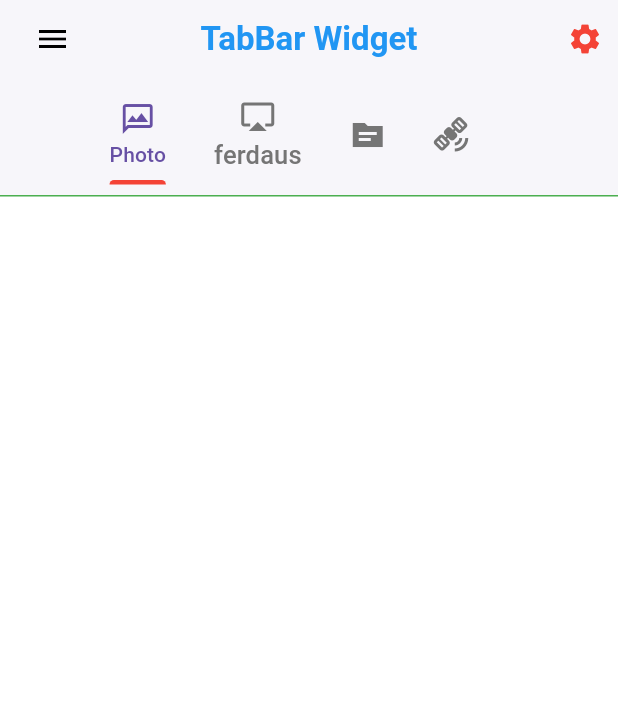
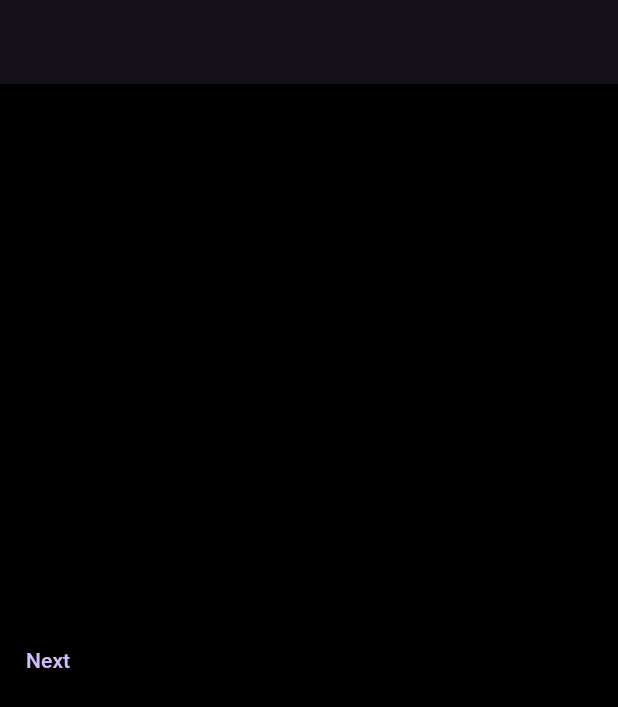
Before and after one commit to Ferdaus0001/Flutter_PIChat, a Flutter app: the screen it shows after launch, on a phone screen of 412 x 824 dp. Shown: the top 707 px of the screen. Run offline on Flutter 3.47's test engine with Material 3 defaults, Android fonts, the phone set to English and light mode, and no system bars; our stand-ins replace get.

Commit message:
this data screen

```diff
--- /dev/null
+++ b/lib/features/thme_data.dart
@@ -0,0 +1,28 @@
+import 'package:flutter/material.dart';
+import 'package:get/get.dart';
+import 'package:get/get_core/src/get_main.dart';
+
+import 'pabe_view_bilder_screen.dart';
+class ThmeDataScreen extends StatefulWidget {
+  const ThmeDataScreen({super.key});
+
+  @override
+  State<ThmeDataScreen> createState() => _ThmeDataScreenState();
+}
+
+class _ThmeDataScreenState extends State<ThmeDataScreen> {
+  @override
+  Widget build(BuildContext context) {
+    return  Scaffold(
+      appBar: AppBar(),
+      body: Column(
+        mainAxisAlignment: MainAxisAlignment.center,
+        children: [
+          TextButton(onPressed: (){
+            Get.to(PabeViewBilderScreen());
+          }, child: Text('Next'))
+        ],
+      ),
+    );
+  }
+}
--- a/lib/main.dart
+++ b/lib/main.dart
@@ -1,7 +1,9 @@
 import 'package:flutter/material.dart';
+import 'package:get/get.dart';
 
 import 'features/home/presentation/pi_chat_home_screen.dart';
 import 'features/tap_bar_widget/presentation/tap_bar_screen.dart';
+import 'features/thme_data.dart';
 
 void main() {
   runApp(const MyApp());
@@ -13,10 +15,15 @@ class MyApp extends StatelessWidget {
   // This widget is the root of your application.
   @override
   Widget build(BuildContext context) {
-    return MaterialApp(
+    return GetMaterialApp(
       debugShowCheckedModeBanner: false,
       title: 'Flutter Demo',
-      home:   TapBarScreen(),
+      theme: ThemeData(
+          brightness: Brightness.dark,
+        scaffoldBackgroundColor: Colors.black,
+        primaryColor: Colors.red,
+      ),
+      home: ThmeDataScreen(),
     );
   }
 }
--- a/pubspec.yaml
+++ b/pubspec.yaml
@@ -36,6 +36,7 @@ dependencies:
   cupertino_icons: ^1.0.8
   fl_chart: ^0.70.2
   body_part_selector: ^0.2.0
+  get:
 #  dynamic_multi_step_form: ^1.1.5
 
 dev_dependencies:
```
Also changed, not shown: lib/features/pabe_view_bilder_screen.dart (added, +18 -0 lines), pubspec.lock.
